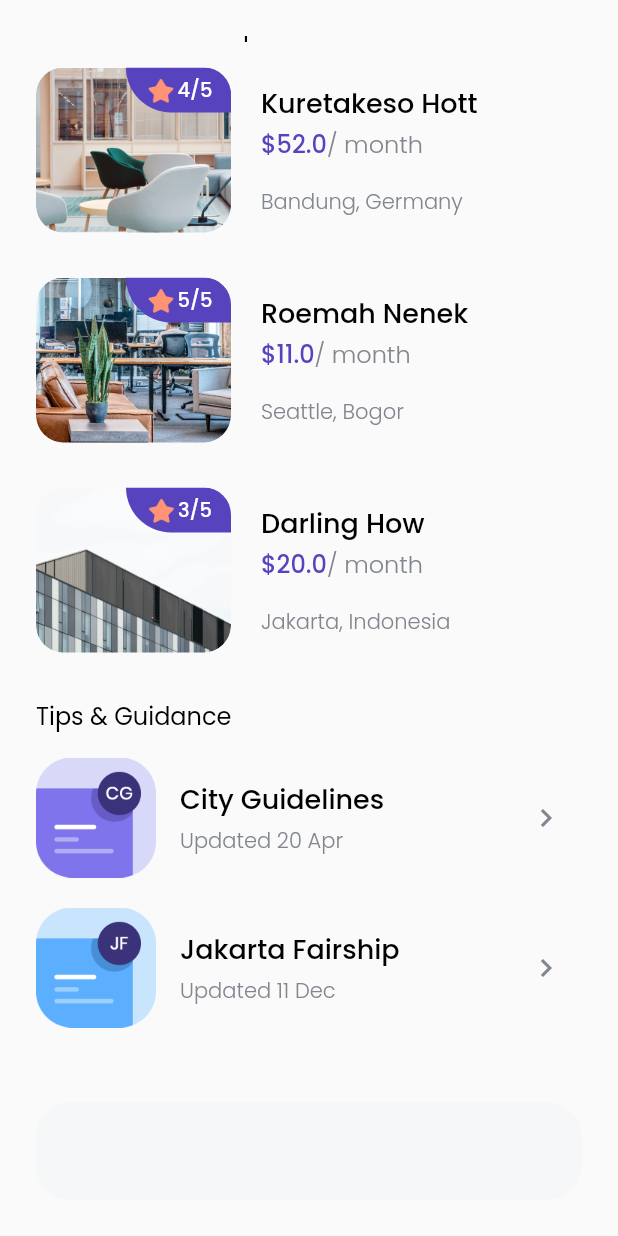
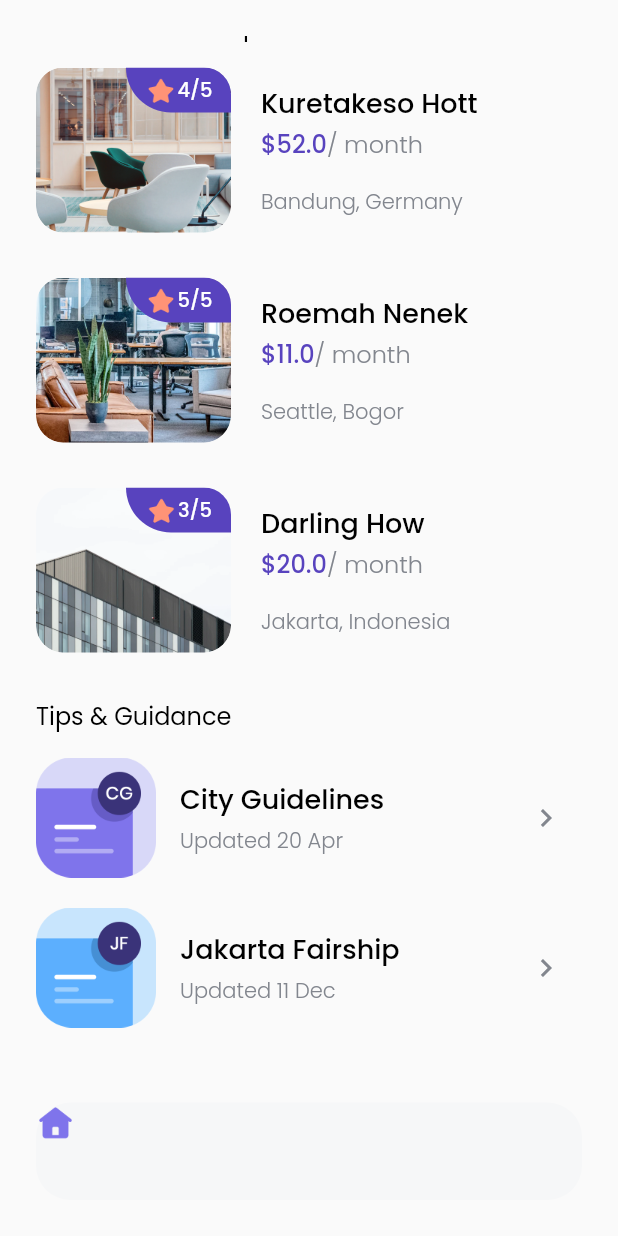
Before and after one commit to Farizal97/cari_kos, a Flutter app: the HomePage screen opened directly, scrolled down 331 dp, on a phone screen of 412 x 824 dp. Run offline on Flutter 3.47's test engine with Material 2 defaults, Android fonts, the light colour scheme and no system bars; our stand-ins replace google_fonts.

Commit message:
ukuran bottom navbar

```diff
--- a/lib/pages/home_page.dart
+++ b/lib/pages/home_page.dart
@@ -2,6 +2,7 @@ import 'package:cari_kos/models/city.dart';
 import 'package:cari_kos/models/space.dart';
 import 'package:cari_kos/models/tips.dart';
 import 'package:cari_kos/theme.dart';
+import 'package:cari_kos/widgets/bottom_navbar_item.dart';
 import 'package:cari_kos/widgets/city_card.dart';
 import 'package:cari_kos/widgets/space_card.dart';
 import 'package:cari_kos/widgets/tips_card.dart';
@@ -223,7 +224,9 @@ class HomePage extends StatelessWidget {
                   borderRadius: BorderRadius.circular(23),
                 ),
                 child: Row(
-                  children: [],
+                  children: [
+                    BottomNavbarItem(),
+                  ],
                 ),
               )
             ],
--- /dev/null
+++ b/lib/widgets/bottom_navbar_item.dart
@@ -0,0 +1,15 @@
+import 'package:flutter/material.dart';
+
+class BottomNavbarItem extends StatelessWidget {
+  @override
+  Widget build(BuildContext context) {
+    return Column(
+      children: [
+        Image.asset(
+          'assets/icon_home.png',
+          width: 26,
+        ),
+      ],
+    );
+  }
+}
```
